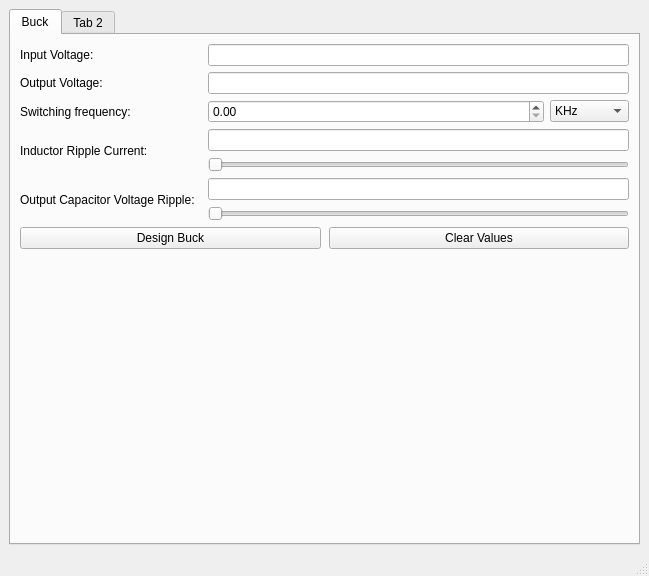
Before: the Qt Designer form project_driver.ui in Cubesat-EPS-Project/project_driver, drawn with Qt 5.
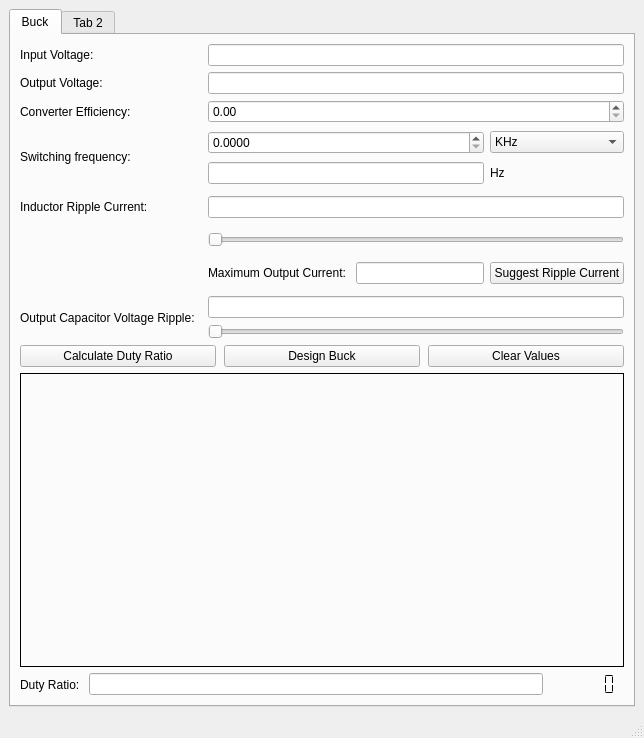
After: the same form once the commit is applied. Icons and pictures are not drawn.

Diff of the .ui file:
```diff
--- a/project_driver.ui
+++ b/project_driver.ui
@@ -6,8 +6,8 @@
    <rect>
     <x>0</x>
     <y>0</y>
-    <width>649</width>
-    <height>576</height>
+    <width>644</width>
+    <height>738</height>
    </rect>
   </property>
   <property name="windowTitle">
@@ -29,23 +29,77 @@
          <attribute name="title">
           <string>Buck</string>
          </attribute>
-         <layout class="QFormLayout" name="formLayout">
-          <item row="0" column="0" colspan="2">
+         <layout class="QGridLayout" name="gridLayout_9">
+          <item row="2" column="0">
+           <widget class="QLabel" name="label_13">
+            <property name="layoutDirection">
+             <enum>Qt::LeftToRight</enum>
+            </property>
+            <property name="frameShape">
+             <enum>QFrame::Panel</enum>
+            </property>
+            <property name="text">
+             <string/>
+            </property>
+            <property name="pixmap">
+             <pixmap resource="r1.qrc">:/new/prefix1/Buck_converter.svg</pixmap>
+            </property>
+            <property name="scaledContents">
+             <bool>false</bool>
+            </property>
+            <property name="alignment">
+             <set>Qt::AlignCenter</set>
+            </property>
+            <property name="wordWrap">
+             <bool>false</bool>
+            </property>
+            <property name="buddy">
+             <cstring></cstring>
+            </property>
+           </widget>
+          </item>
+          <item row="0" column="0">
            <layout class="QGridLayout" name="gridLayout_3">
-            <item row="1" column="0">
-             <widget class="QLabel" name="label">
+            <item row="3" column="0">
+             <widget class="QLabel" name="label_15">
               <property name="text">
-               <string>Input Voltage: </string>
+               <string>Converter Efficiency:</string>
               </property>
              </widget>
             </item>
-            <item row="5" column="0" rowspan="2">
-             <widget class="QLabel" name="label_4">
+            <item row="11" column="2">
+             <widget class="QPushButton" name="irpsugg">
               <property name="text">
-               <string>Inductor Ripple Current: </string>
+               <string>Suggest Ripple Current</string>
               </property>
              </widget>
             </item>
+            <item row="4" column="2" rowspan="2">
+             <widget class="QComboBox" name="swfm">
+              <property name="minimumSize">
+               <size>
+                <width>0</width>
+                <height>0</height>
+               </size>
+              </property>
+              <property name="maximumSize">
+               <size>
+                <width>457457</width>
+                <height>16777215</height>
+               </size>
+              </property>
+              <item>
+               <property name="text">
+                <string>KHz</string>
+               </property>
+              </item>
+              <item>
+               <property name="text">
+                <string>MHz</string>
+               </property>
+              </item>
+             </widget>
+            </item>
             <item row="2" column="0">
              <widget class="QLabel" name="label_2">
               <property name="text">
@@ -53,76 +107,162 @@
               </property>
              </widget>
             </item>
-            <item row="7" column="0" rowspan="2">
-             <widget class="QLabel" name="label_5">
-              <property name="text">
-               <string>Output Capacitor Voltage Ripple:  </string>
-              </property>
-             </widget>
+            <item row="1" column="1" colspan="2">
+             <widget class="QLineEdit" name="vin"/>
             </item>
-            <item row="3" column="1" rowspan="2">
-             <widget class="QDoubleSpinBox" name="doubleSpinBox">
+            <item row="4" column="1" rowspan="2">
+             <widget class="QDoubleSpinBox" name="swf">
               <property name="minimumSize">
                <size>
-                <width>336</width>
+                <width>0</width>
                 <height>0</height>
                </size>
               </property>
+              <property name="maximumSize">
+               <size>
+                <width>458484</width>
+                <height>16777215</height>
+               </size>
+              </property>
               <property name="mouseTracking">
                <bool>true</bool>
               </property>
-             </widget>
-            </item>
-            <item row="3" column="0" rowspan="2">
-             <widget class="QLabel" name="label_3">
-              <property name="text">
-               <string>Switching frequency: </string>
+              <property name="decimals">
+               <number>4</number>
               </property>
-             </widget>
-            </item>
-            <item row="2" column="1" colspan="2">
-             <widget class="QLineEdit" name="lineEdit_2"/>
-            </item>
-            <item row="1" column="1" colspan="2">
-             <widget class="QLineEdit" name="lineEdit"/>
-            </item>
-            <item row="5" column="1" colspan="2">
-             <widget class="QLineEdit" name="lineEdit_4"/>
-            </item>
-            <item row="7" column="1" colspan="2">
-             <widget class="QLineEdit" name="lineEdit_5"/>
-            </item>
-            <item row="6" column="1" colspan="2">
-             <widget class="QSlider" name="horizontalSlider">
-              <property name="orientation">
-               <enum>Qt::Horizontal</enum>
+              <property name="maximum">
+               <double>9998.989999999999782</double>
               </property>
              </widget>
             </item>
-            <item row="8" column="1" colspan="2">
+            <item row="14" column="1" colspan="2">
              <widget class="QSlider" name="horizontalSlider_2">
               <property name="orientation">
                <enum>Qt::Horizontal</enum>
               </property>
              </widget>
             </item>
-            <item row="3" column="2" rowspan="2">
-             <widget class="QComboBox" name="comboBox">
+            <item row="8" column="0">
+             <widget class="QLabel" name="label_4">
+              <property name="text">
+               <string>Inductor Ripple Current: </string>
+              </property>
+             </widget>
+            </item>
+            <item row="13" column="0" rowspan="2">
+             <widget class="QLabel" name="label_5">
+              <property name="text">
+               <string>Output Capacitor Voltage Ripple:  </string>
+              </property>
+             </widget>
+            </item>
+            <item row="9" column="1" rowspan="2" colspan="2">
+             <widget class="QSlider" name="ilrippslider">
+              <property name="orientation">
+               <enum>Qt::Horizontal</enum>
+              </property>
+             </widget>
+            </item>
+            <item row="3" column="1" colspan="2">
+             <widget class="QDoubleSpinBox" name="eff">
+              <property name="maximum">
+               <double>100.000000000000000</double>
+              </property>
+              <property name="singleStep">
+               <double>0.500000000000000</double>
+              </property>
+             </widget>
+            </item>
+            <item row="2" column="1" colspan="2">
+             <widget class="QLineEdit" name="vout"/>
+            </item>
+            <item row="11" column="1">
+             <layout class="QHBoxLayout" name="horizontalLayout_4">
+              <property name="topMargin">
+               <number>0</number>
+              </property>
               <item>
-               <property name="text">
-                <string>KHz</string>
-               </property>
+               <widget class="QLabel" name="label_14">
+                <property name="text">
+                 <string>Maximum Output Current: </string>
+                </property>
+               </widget>
               </item>
               <item>
-               <property name="text">
-                <string>MHz</string>
-               </property>
+               <widget class="QLineEdit" name="iomax">
+                <property name="clearButtonEnabled">
+                 <bool>true</bool>
+                </property>
+               </widget>
               </item>
+             </layout>
+            </item>
+            <item row="7" column="0" colspan="3">
+             <spacer name="horizontalSpacer">
+              <property name="orientation">
+               <enum>Qt::Horizontal</enum>
+              </property>
+              <property name="sizeHint" stdset="0">
+               <size>
+                <width>20</width>
+                <height>6</height>
+               </size>
+              </property>
+             </spacer>
+            </item>
+            <item row="4" column="0" rowspan="3">
+             <widget class="QLabel" name="label_3">
+              <property name="text">
+               <string>Switching frequency: </string>
+              </property>
+             </widget>
+            </item>
+            <item row="12" column="0" colspan="3">
+             <spacer name="horizontalSpacer_2">
+              <property name="orientation">
+               <enum>Qt::Horizontal</enum>
+              </property>
+              <property name="sizeHint" stdset="0">
+               <size>
+                <width>40</width>
+                <height>6</height>
+               </size>
+              </property>
+             </spacer>
+            </item>
+            <item row="13" column="1" colspan="2">
+             <widget class="QLineEdit" name="vripp"/>
+            </item>
+            <item row="1" column="0">
+             <widget class="QLabel" name="label">
+              <property name="text">
+               <string>Input Voltage: </string>
+              </property>
+             </widget>
+            </item>
+            <item row="8" column="1" colspan="2">
+             <widget class="QLineEdit" name="iripp"/>
+            </item>
+            <item row="6" column="1">
+             <widget class="QLineEdit" name="swf_2">
+              <property name="readOnly">
+               <bool>true</bool>
+              </property>
+              <property name="clearButtonEnabled">
+               <bool>false</bool>
+              </property>
+             </widget>
+            </item>
+            <item row="6" column="2">
+             <widget class="QLabel" name="label_12">
+              <property name="text">
+               <string>Hz</string>
+              </property>
              </widget>
             </item>
            </layout>
           </item>
-          <item row="1" column="0" colspan="2">
+          <item row="1" column="0">
            <layout class="QHBoxLayout" name="horizontalLayout_2">
             <property name="spacing">
              <number>8</number>
@@ -133,22 +273,68 @@
             <property name="bottomMargin">
              <number>0</number>
             </property>
-            <item>
-             <widget class="QPushButton" name="pushButton_2">
-              <property name="text">
-               <string>Design Buck</string>
-              </property>
-             </widget>
-            </item>
             <item>
              <widget class="QPushButton" name="pushButton">
               <property name="text">
+               <string>Calculate Duty Ratio</string>
+              </property>
+             </widget>
+            </item>
+            <item>
+             <widget class="QPushButton" name="designbtn">
+              <property name="text">
+               <string>Design Buck</string>
+              </property>
+             </widget>
+            </item>
+            <item>
+             <widget class="QPushButton" name="clrbtn">
+              <property name="text">
                <string>Clear Values</string>
               </property>
              </widget>
             </item>
            </layout>
           </item>
+          <item row="3" column="0">
+           <layout class="QGridLayout" name="gridLayout_8">
+            <item row="0" column="2">
+             <widget class="QLCDNumber" name="lcdNumber">
+              <property name="minimumSize">
+               <size>
+                <width>75</width>
+                <height>21</height>
+               </size>
+              </property>
+              <property name="frameShape">
+               <enum>QFrame::Box</enum>
+              </property>
+              <property name="midLineWidth">
+               <number>-1</number>
+              </property>
+              <property name="smallDecimalPoint">
+               <bool>true</bool>
+              </property>
+              <property name="segmentStyle">
+               <enum>QLCDNumber::Flat</enum>
+              </property>
+              <property name="value" stdset="0">
+               <double>0.000000000000000</double>
+              </property>
+             </widget>
+            </item>
+            <item row="0" column="0">
+             <widget class="QLabel" name="label_11">
+              <property name="text">
+               <string>Duty Ratio: </string>
+              </property>
+             </widget>
+            </item>
+            <item row="0" column="1">
+             <widget class="QLineEdit" name="duty"/>
+            </item>
+           </layout>
+          </item>
          </layout>
         </widget>
         <widget class="QWidget" name="tab_2">
```
Left out of the diff: 11 changed lines with no effect on the pictures.
